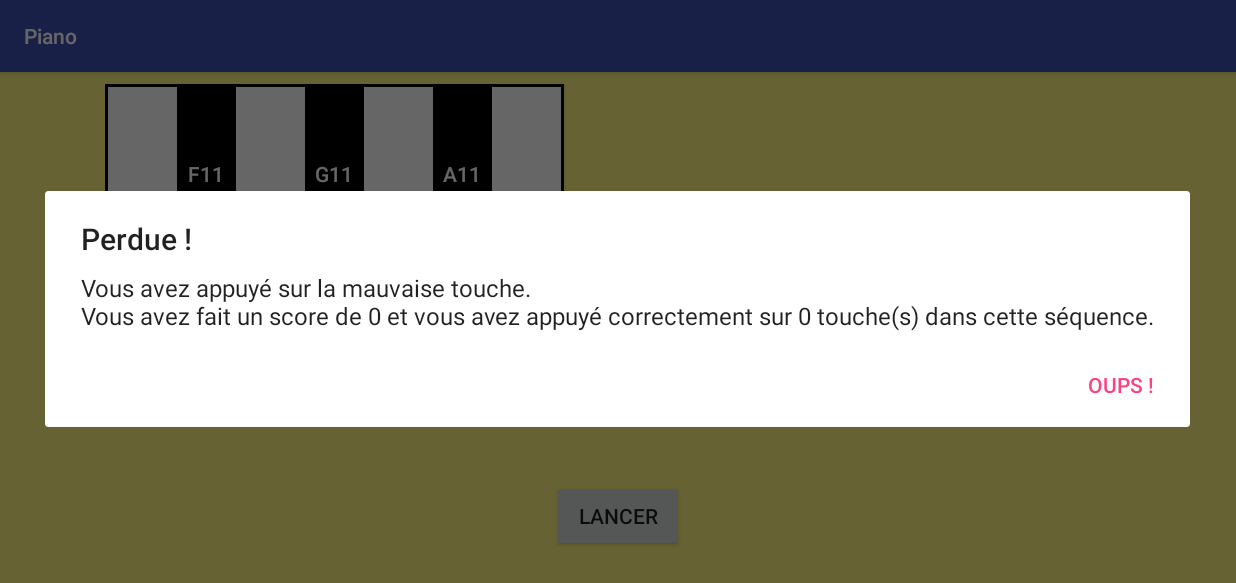
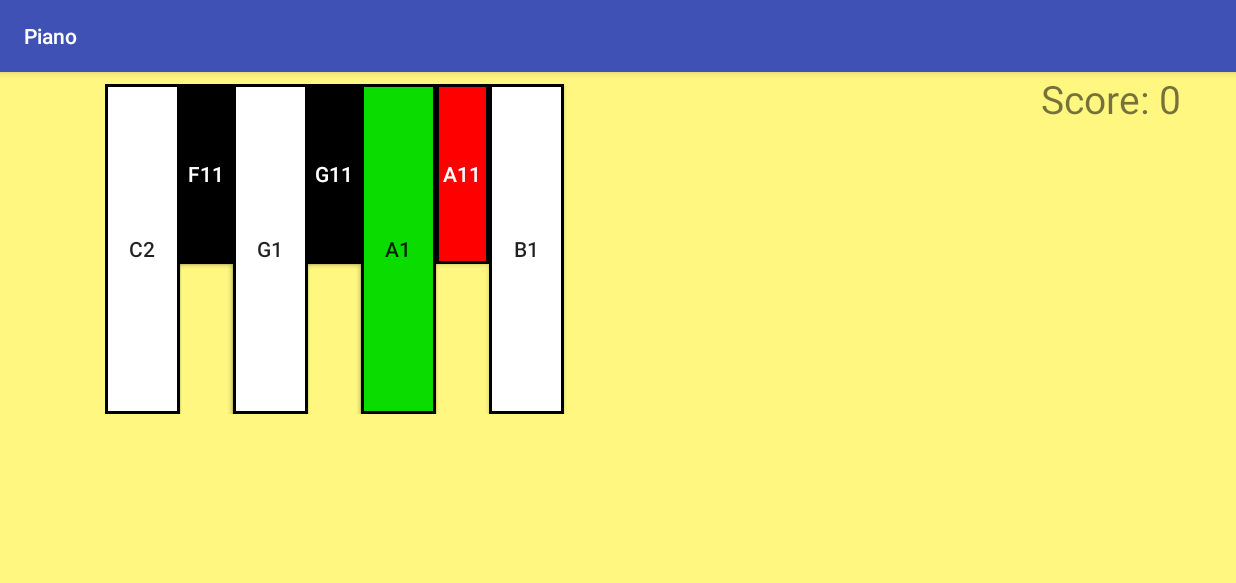
Before and after one commit to Pier1222/Application_jeux_memoire, an Android app: the screen it shows after launch (Vue), after a tap on "A11", on a phone screen of 824 x 412 dp (held sideways). Shown: the top 583 px of the screen. Run offline under Robolectric (Android 15) with nearby library versions, the phone set to English and light mode, and no system bars; 3 other taps on this screen came first.

Commit message:
Piano jouable V2.0
Certains ajouts ont étés fait au Piano:
- La couleur de clignotement de la touche dépend de la situation:
    - Gris: hors jeu.
    - Bleu: tour de l'ordi.
    - Vert: bonne touche venant de l'utilisateur.
    - Rouge: erreur venant de l'utilisateur.
- En parlant d'erreur, désormais, elle est mise en évidence en mettant en vert la touche sur laquelle il fallait appuyer pendant quelques secondes.
- Il y a deux nouveaux sons au Piano: une quand une séquence est complète et une autre quand l'utilisateur se trompe.

```diff
--- a/Android/Piano/app/src/main/java/com/example/adrie/piano2/controller/ControlTimer.java
+++ b/Android/Piano/app/src/main/java/com/example/adrie/piano2/controller/ControlTimer.java
@@ -55,9 +55,7 @@ public class ControlTimer implements Runnable {
                     m.addSequenceOrdi(m.getPlaceSequence() - 1, m.getTouches()[position]); //Important de mettre une touche DEJA présente dans les touches du model
                 }
 
-                //m.setInAction(false);
-                v.lanceAnimationBouton(position); //Remplace le DoClick du prototype java
-                //m.setInAction(true);
+                v.lanceAnimationBouton(position, R.drawable.button_background_tourordi); //Remplace le DoClick du prototype java
 
                 Log.d(TAG, "Touche " + m.getPlaceSequence() + "/" + m.getTailleSequence() + ": position: " + (position + 1));
                 m.avanceSequence();
@@ -68,41 +66,30 @@ public class ControlTimer implements Runnable {
                 m.setTourJoueur(true);
                 v.etatAVous();
                 m.reinitPlaceSequence();
-                //joueToucheDelaiDebut();
             }
 
-        } else if(actualHandler == v.handlerClignotement) {
-            for(int i = 0; i < v.piano.length; i++) {
-                if(m.getTouches()[i].isEstActif()) {
-                    if(m.getTouches()[i].getCouleur() == Couleur.BLANC) {
-                        v.piano[i].setBackgroundResource(R.drawable.button_background_blanc);
-                    } else if(m.getTouches()[i].getCouleur() == Couleur.NOIR) {
-                        v.piano[i].setBackgroundResource(R.drawable.button_background_noir);
-                    }
-                    m.getTouches()[i].setEstActif(false);
+        } else if(actualHandler == v.handlerClignotement || actualHandler == v.handlerErreur) {
 
-                    if(!m.isTourJoueur() && m.isInParty()) {
-                        actualHandler = v.handlerJoueTouche;
-                    } else {
-                        m.setInAction(false);
-                    }
+            v.restoreTouches();
 
+            if(actualHandler == v.handlerClignotement) {
+                if (!m.isTourJoueur() && m.isInParty()) {
+                    actualHandler = v.handlerJoueTouche;
+                } else {
+                    m.setInAction(false); //Cela empêche le joueur d'avoir la main avant que l'ordi commence à jouer
                 }
+            } else if (actualHandler == v.handlerErreur) {
+                v.creerDialogPerdu();
+                m.reinitPiano();
+                m.setTourJoueur(false);
+                v.finPartie();
             }
-                /*for (int i = 0; i < v.touches.length; i++) {
-                    for (int j = 0; j < v.touches.length; j++) {
-                        if (m.getTouches()[i][j].isEstActif()) {
-                            if(m.getTouches()[i][j].getCouleur() == Couleur.BLANC) {
-                                v.touches[i][j].setBackground(Color.WHITE);
-                            } else if (m.getTouches()[i][j].getCouleur() == Couleur.NOIR) {
-                                v.touches[i][j].setBackground(Color.BLACK);
-                            }
-                            m.getTouches()[i][j].setEstActif(false);
-                            if(!v.timerJoueTouche.isRunning()) //Pour ne pas laisser accidentellement la main à l'utilisateur pendant qu'une séquence est jouer
-                                m.setInAction(false);
-                            v.timerClignotementTouche.stop();
-                        }
-                    }*/
+        } else if (actualHandler == v.handlerCorrect) {
+            m.succesReproductionSequence();
+            v.changeScore();
+            v.etatEnCours();
+            v.correct.jouer();
+            v.ctJoueTouche.start(v.handlerJoueTouche, v.tempsEntreSequences);
         }
     }
 }
--- a/Android/Piano/app/src/main/java/com/example/adrie/piano2/controller/Model.java
+++ b/Android/Piano/app/src/main/java/com/example/adrie/piano2/controller/Model.java
@@ -79,6 +79,7 @@ public class Model {
         score = 0;
         nbTouchesReussies = 0;
         inParty = false;
+        inAction = false;
     }
 
     public boolean verifToucheJoueur(Touche touche) { //Vérifie si la touche correspond à celle attendu actuellement dans la séquence
--- a/Android/Piano/app/src/main/java/com/example/adrie/piano2/controller/Vue.java
+++ b/Android/Piano/app/src/main/java/com/example/adrie/piano2/controller/Vue.java
@@ -2,7 +2,6 @@ package com.example.adrie.piano2.controller;
 
 import android.app.AlertDialog;
 import android.content.DialogInterface;
-import android.graphics.Color;
 import android.os.Handler;
 import android.support.v7.app.AppCompatActivity;
 import android.os.Bundle;
@@ -19,9 +18,13 @@ public class Vue extends AppCompatActivity implements View.OnClickListener {
 
     protected Button[] piano;
     protected Son[] sonsPiano;
+    protected Son erreur;
+    protected Son correct;
 
-    protected Handler handlerClignotement;
-    protected Handler handlerJoueTouche;
+    protected Handler handlerClignotement; //Cet handler sert à faire clignoter les touches à différentes couleurs
+    protected Handler handlerJoueTouche; //Cet handler sert à faire jouer l'ordi
+    protected Handler handlerErreur; //Ressemble au handlerClignotement, à l'exception près qu'il enclenche la fin de la partie
+    protected Handler handlerCorrect;
     protected ControlTimer ctClignotement;
     protected ControlTimer ctJoueTouche;
 
@@ -48,13 +51,18 @@ public class Vue extends AppCompatActivity implements View.OnClickListener {
 
         tempsDebut = 100;
         tempsDurantSequence = 2000;
-        tempsEntreSequences = 2500;
+        tempsEntreSequences = 3500;
 
         initButtons();
         initSons();
 
+        erreur = new Son(R.raw.erreurpian, this);
+        correct = new Son(R.raw.correctpian, this);
+
         handlerClignotement = new Handler();
         handlerJoueTouche = new Handler();
+        handlerErreur = new Handler();
+        handlerCorrect = new Handler();
         ctClignotement = new ControlTimer(m, this);
         ctJoueTouche = new ControlTimer(m, this);
     }
@@ -119,6 +127,19 @@ public class Vue extends AppCompatActivity implements View.OnClickListener {
         showScore.setText(getString(R.string.debScore) + ": " + m.getScore());
     }
 
+    public void restoreTouches() { //Restore les touches à leurs couleur initial
+        for(int i = 0; i < piano.length; i++) {
+            if (m.getTouches()[i].isEstActif()) {
+                if (m.getTouches()[i].getCouleur() == Couleur.BLANC) {
+                    piano[i].setBackgroundResource(R.drawable.button_background_blanc);
+                } else if (m.getTouches()[i].getCouleur() == Couleur.NOIR) {
+                    piano[i].setBackgroundResource(R.drawable.button_background_noir);
+                }
+                m.getTouches()[i].setEstActif(false);
+            }
+        }
+    }
+
     public void creerDialogPerdu() {
         final AlertDialog.Builder builder = new AlertDialog.Builder(this);
         builder.setMessage(getString(R.string.perduTexte1p1) + "\n" + getString(R.string.perduTexte1p2) + " " + m.getScore() + " " + getString(R.string.perduTexte2) + " " + m.getNbTouchesReussies() + " " + getString(R.string.perduTexte3));
@@ -157,35 +178,54 @@ public class Vue extends AppCompatActivity implements View.OnClickListener {
                     if(m.isTourJoueur()) {
                         Touche toucheAVerifier = m.getTouches()[i];
                         if(!m.verifToucheJoueur(toucheAVerifier)) {
-                            creerDialogPerdu();
-                            m.reinitPiano();
-                            m.setTourJoueur(false);
-                            finPartie();
+                            lanceAnimationPerdue(i);
                             return;
                         } else {
                             m.avanceSequence();
                             m.augmenteNbTouchesReussies();
-                            lanceAnimationBouton(i);
+                            lanceAnimationBouton(i, R.drawable.button_background_correct);
                             if(m.getPlaceSequence() >= m.getTailleSequence()) {
-                                m.succesReproductionSequence();
-                                changeScore();
-                                etatEnCours();
                                 m.setTourJoueur(false);
-                                ctJoueTouche.start(handlerJoueTouche, tempsEntreSequences);
+                                ctJoueTouche.start(handlerCorrect, 1000);
                             }
                         }
                     } else {
-                        lanceAnimationBouton(i);
+                        lanceAnimationBouton(i, R.drawable.button_background_notingame);
                     }
                 }
             }
         }
     }
-    public void lanceAnimationBouton(int i) {
-        piano[i].setBackgroundColor(Color.RED);
+    public void lanceAnimationBouton(int i, int couleurClignotement) {
+        piano[i].setBackgroundResource(couleurClignotement);
         sonsPiano[i].jouer();
         m.getTouches()[i].setEstActif(true);
         m.setInAction(true);
         ctClignotement.start(handlerClignotement, 500);
     }
+
+    public void lanceAnimationPerdue(int i) {
+        int indice = trouverBonneTouche();
+
+        if(indice < 0) {
+            Log.e(TAG, "Erreur: la bonne touche n'a pas été trouvé");
+            return;
+        }
+
+        piano[indice].setBackgroundResource(R.drawable.button_background_correct);
+        m.getTouches()[indice].setEstActif(true);
+        piano[i].setBackgroundResource(R.drawable.button_background_erreur);
+        m.getTouches()[i].setEstActif(true);
+        m.setInAction(true);
+        erreur.jouer();
+        ctClignotement.start(handlerErreur, 3000);
+    }
+
+    public int trouverBonneTouche() { //Renvoie l'index de la touche sur laquelle il fallait appuyer
+        for(int x = 0; x < piano.length; x++) {
+            if(m.verifToucheJoueur(m.getTouches()[x]))
+                return x;
+        }
+        return -1;
+    }
 }
--- /dev/null
+++ b/Android/Piano/app/src/main/res/drawable/button_background_correct.xml
@@ -0,0 +1,5 @@
+<?xml version="1.0" encoding="utf-8"?>
+<shape xmlns:android="http://schemas.android.com/apk/res/android" android:shape="rectangle">
+    <stroke android:width="2dp" android:color="@color/bordure"/>
+    <solid android:color="@color/correct"/>
+</shape>
--- /dev/null
+++ b/Android/Piano/app/src/main/res/drawable/button_background_erreur.xml
@@ -0,0 +1,5 @@
+<?xml version="1.0" encoding="utf-8"?>
+<shape xmlns:android="http://schemas.android.com/apk/res/android" android:shape="rectangle">
+    <stroke android:width="2dp" android:color="@color/bordure"/>
+    <solid android:color="@color/erreur"/>
+</shape>
--- /dev/null
+++ b/Android/Piano/app/src/main/res/drawable/button_background_notingame.xml
@@ -0,0 +1,5 @@
+<?xml version="1.0" encoding="utf-8"?>
+<shape xmlns:android="http://schemas.android.com/apk/res/android" android:shape="rectangle">
+    <stroke android:width="2dp" android:color="@color/bordure"/>
+    <solid android:color="@color/notInGame"/>
+</shape>
--- /dev/null
+++ b/Android/Piano/app/src/main/res/drawable/button_background_tourordi.xml
@@ -0,0 +1,5 @@
+<?xml version="1.0" encoding="utf-8"?>
+<shape xmlns:android="http://schemas.android.com/apk/res/android" android:shape="rectangle">
+    <stroke android:width="2dp" android:color="@color/bordure"/>
+    <solid android:color="@color/tourOrdi"/>
+</shape>
--- a/Android/Piano/app/src/main/res/values/colors.xml
+++ b/Android/Piano/app/src/main/res/values/colors.xml
@@ -6,5 +6,9 @@
     <color name="fond">#fff780</color>
     <color name="bordure">#000000</color>
     <color name="blanc">#ffffff</color>
-    <color name="red" />
+
+    <color name="erreur">#ff0000</color>
+    <color name="correct">#0bdc00</color>
+    <color name="notInGame">#bfbfbf</color>
+    <color name="tourOrdi">#00a4e6</color>
 </resources>
```
Also changed, not shown: 2 other files.
